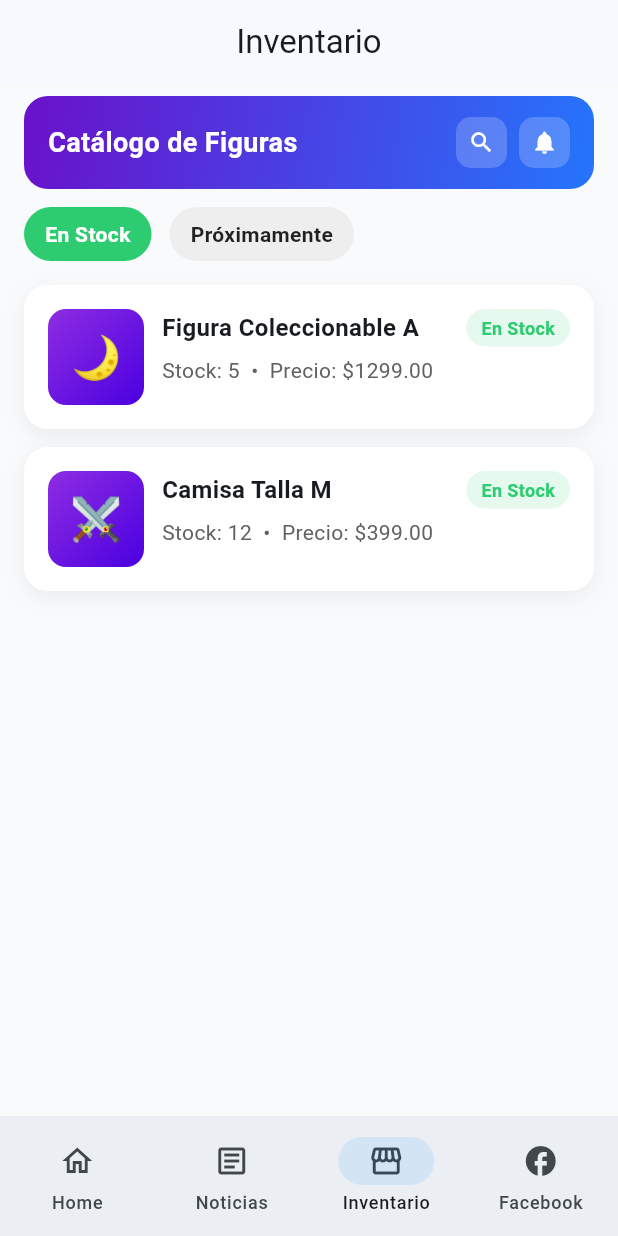
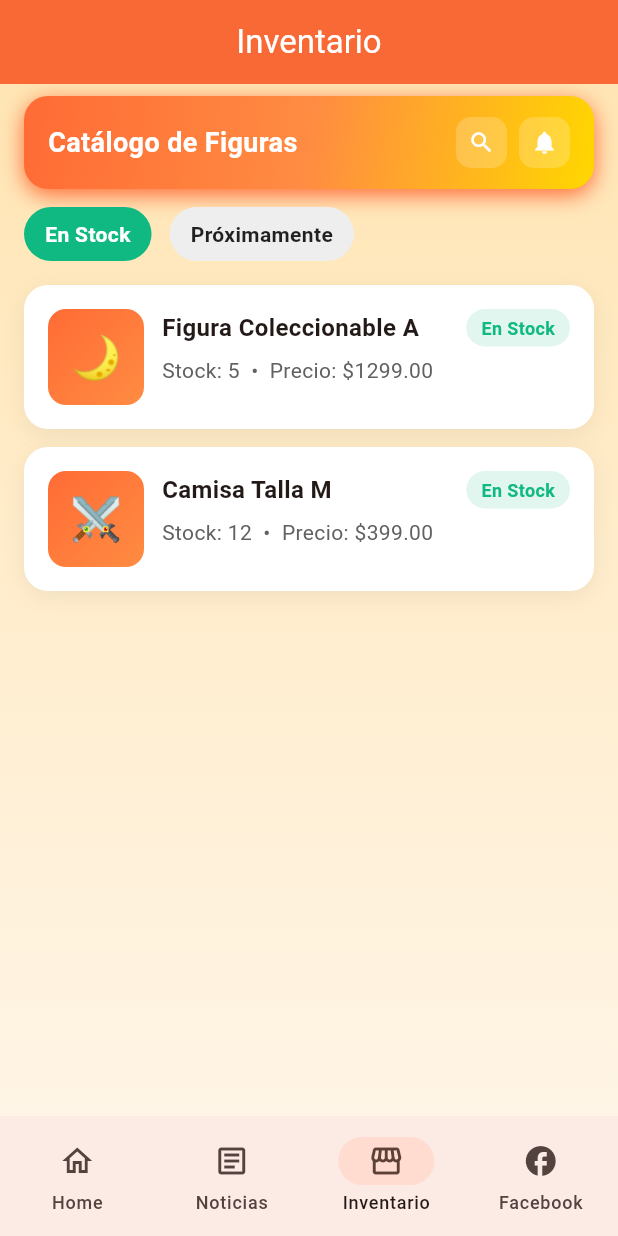
Before and after one commit to ImHungryOfPower/kamehouselaguna, a Flutter app: the screen it shows after launch, item 3 of the bottom bar chosen, after a tap on "En Stock", on a phone screen of 412 x 824 dp. Run offline on Flutter 3.47's test engine with Material 3 defaults, Android fonts, the phone set to English and light mode, and no system bars; our stand-ins replace flutter_riverpod.

Commit message:
Orange themed app

```diff
--- a/lib/pages/facebook_page.dart
+++ b/lib/pages/facebook_page.dart
@@ -42,19 +42,40 @@ class _FacebookPageState extends State<FacebookPage> with SingleTickerProviderSt
   @override
   Widget build(BuildContext context) {
     return Scaffold(
-      backgroundColor: const Color(0xFFF8F9FA),
-      body: SafeArea(
+      body: Container(
+        decoration: const BoxDecoration(
+          gradient: LinearGradient(
+            begin: Alignment.topCenter,
+            end: Alignment.bottomCenter,
+            colors: [
+              Color(0xFFFFE5B4), // Naranja crema
+              Color(0xFFFFF5E6), // Crema suave
+            ],
+          ),
+        ),
+        child: SafeArea(
         child: Column(
           children: [
-            // Header with Facebook gradient
+            // Header con estilo DBZ
             Container(
               padding: const EdgeInsets.symmetric(horizontal: 20, vertical: 16),
               decoration: const BoxDecoration(
                 gradient: LinearGradient(
                   begin: Alignment.topLeft,
                   end: Alignment.bottomRight,
-                  colors: [Color(0xFF4267B2), Color(0xFF365899)],
+                  colors: [
+                    Color(0xFFFF6B35), // Naranja DBZ
+                    Color(0xFFFF8C42),
+                    Color(0xFFFFD700), // Dorado
+                  ],
                 ),
+                boxShadow: [
+                  BoxShadow(
+                    color: Color(0xFFFF6B35),
+                    blurRadius: 12,
+                    offset: Offset(0, 4),
+                  ),
+                ],
               ),
               child: Row(
                 mainAxisAlignment: MainAxisAlignment.spaceBetween,
@@ -138,6 +159,7 @@ class _FacebookPageState extends State<FacebookPage> with SingleTickerProviderSt
               ),
             ),
           ],
+        ),
         ),
       ),
     );
--- a/lib/pages/home_screen.dart
+++ b/lib/pages/home_screen.dart
@@ -46,26 +46,40 @@ class _HomeScreenState extends State<HomeScreen> with SingleTickerProviderStateM
         gradient: LinearGradient(
           begin: Alignment.topCenter,
           end: Alignment.bottomCenter,
-          colors: [Color(0xFFF8F9FA), Color(0xFFFFFFFF), Color(0xFFF0F4F8)],
+          colors: [
+            Color(0xFFFFE5B4), // Naranja crema claro
+            Color(0xFFFFD699), // Naranja pastel
+            Color(0xFFFFE5B4), // Naranja crema claro
+          ],
         ),
       ),
       child: SafeArea(
         child: Column(
           children: [
-            // Header with enhanced gradient and shadow
+            // Header with Dragon Ball Z gradient
             Container(
               padding: const EdgeInsets.symmetric(horizontal: 20, vertical: 16),
               decoration: BoxDecoration(
                 gradient: const LinearGradient(
-                  begin: Alignment(-1.2, -1.2),
-                  end: Alignment(1.2, 1.2),
-                  colors: [Color(0xFFFF6B35), Color(0xFFFF8C42), Color(0xFF004E89), Color(0xFF003366)],
+                  begin: Alignment.topLeft,
+                  end: Alignment.bottomRight,
+                  colors: [
+                    Color(0xFFFF6B35), // Naranja Dragon Ball
+                    Color(0xFFFF8C42), // Naranja claro
+                    Color(0xFFFFB347), // Naranja dorado
+                    Color(0xFFFFD700), // Dorado Super Saiyan
+                  ],
                 ),
                 boxShadow: [
                   BoxShadow(
-                    color: const Color(0xFFFF6B35).withOpacity(0.4),
-                    blurRadius: 16,
-                    offset: const Offset(0, 6),
+                    color: const Color(0xFFFF6B35).withOpacity(0.5),
+                    blurRadius: 20,
+                    offset: const Offset(0, 8),
+                  ),
+                  BoxShadow(
+                    color: const Color(0xFFFFD700).withOpacity(0.3),
+                    blurRadius: 30,
+                    offset: const Offset(0, 10),
                   ),
                 ],
               ),
@@ -205,7 +219,7 @@ class _HomeScreenState extends State<HomeScreen> with SingleTickerProviderStateM
                       gradient: const LinearGradient(
                         begin: Alignment.topLeft,
                         end: Alignment.bottomRight,
-                        colors: [Color(0xFF8B5CF6), Color(0xFF6D28D9), Color(0xFF5B21B6)],
+                        colors: [Color(0xFFFF6B35), Color(0xFFFF8C42), Color(0xFFFF9E57)], // Naranja DBZ
                       ),
                       onTap: () => widget.onNavigate(2), // Navigate to Inventario
                     ),
@@ -216,7 +230,7 @@ class _HomeScreenState extends State<HomeScreen> with SingleTickerProviderStateM
                       gradient: const LinearGradient(
                         begin: Alignment.topLeft,
                         end: Alignment.bottomRight,
-                        colors: [Color(0xFFFB923C), Color(0xFFF97316), Color(0xFFEA580C)],
+                        colors: [Color(0xFFFFD700), Color(0xFFFFB347), Color(0xFFFFA500)], // Dorado Super Saiyan
                       ),
                       onTap: () => widget.onNavigate(1), // Navigate to Noticias
                     ),
@@ -227,7 +241,7 @@ class _HomeScreenState extends State<HomeScreen> with SingleTickerProviderStateM
                       gradient: const LinearGradient(
                         begin: Alignment.topLeft,
                         end: Alignment.bottomRight,
-                        colors: [Color(0xFF3B82F6), Color(0xFF2563EB), Color(0xFF1D4ED8)],
+                        colors: [Color(0xFF0EA5E9), Color(0xFF0284C7), Color(0xFF0369A1)], // Azul Ki
                       ),
                       onTap: () => widget.onNavigate(3), // Navigate to Facebook
                     ),
@@ -238,7 +252,7 @@ class _HomeScreenState extends State<HomeScreen> with SingleTickerProviderStateM
                       gradient: const LinearGradient(
                         begin: Alignment.topLeft,
                         end: Alignment.bottomRight,
-                        colors: [Color(0xFF64748B), Color(0xFF475569), Color(0xFF334155)],
+                        colors: [Color(0xFFEF4444), Color(0xFFDC2626), Color(0xFFB91C1C)], // Rojo Kaio-ken
                       ),
                       onTap: () {
                         // No navigation for Ajustes
--- a/lib/pages/inventory_page.dart
+++ b/lib/pages/inventory_page.dart
@@ -48,7 +48,18 @@ class _InventoryPageState extends ConsumerState<InventoryPage> with SingleTicker
                 return AnimatedBuilder(
                     animation: _animController,
                     builder: (context, child) {
-                        return Column(
+                        return Container(
+                          decoration: const BoxDecoration(
+                            gradient: LinearGradient(
+                              begin: Alignment.topCenter,
+                              end: Alignment.bottomCenter,
+                              colors: [
+                                Color(0xFFFFE5B4), // Naranja crema
+                                Color(0xFFFFF5E6), // Crema suave
+                              ],
+                            ),
+                          ),
+                          child: Column(
                             children: [
                                 const SizedBox(height: 8),
                                 _CatalogHeaderBar(animation: _animController),
@@ -78,12 +89,35 @@ class _InventoryPageState extends ConsumerState<InventoryPage> with SingleTicker
                                     ),
                                 ),
                             ],
+                          ),
                         );
                     },
                 );
             },
-            loading: () => const Center(child: CircularProgressIndicator()),
-            error: (e, st) => Center(child: Text('Error al cargar inventario\n$e')),
+            loading: () => Container(
+              decoration: const BoxDecoration(
+                gradient: LinearGradient(
+                  begin: Alignment.topCenter,
+                  end: Alignment.bottomCenter,
+                  colors: [Color(0xFFFFE5B4), Color(0xFFFFF5E6)],
+                ),
+              ),
+              child: const Center(
+                child: CircularProgressIndicator(
+                  valueColor: AlwaysStoppedAnimation<Color>(Color(0xFFFF6B35)),
+                ),
+              ),
+            ),
+            error: (e, st) => Container(
+              decoration: const BoxDecoration(
+                gradient: LinearGradient(
+                  begin: Alignment.topCenter,
+                  end: Alignment.bottomCenter,
+                  colors: [Color(0xFFFFE5B4), Color(0xFFFFF5E6)],
+                ),
+              ),
+              child: Center(child: Text('Error al cargar inventario\n$e')),
+            ),
         );
     }
 }
@@ -113,9 +147,16 @@ class _CatalogHeaderBar extends StatelessWidget {
                 gradient: LinearGradient(
                     begin: Alignment.topLeft,
                     end: Alignment.bottomRight,
-                    colors: [Color(0xFF6A11CB), Color(0xFF2575FC)],
+                    colors: [Color(0xFFFF6B35), Color(0xFFFF8C42), Color(0xFFFFD700)], // Naranja a Dorado DBZ
                 ),
                 borderRadius: BorderRadius.all(Radius.circular(16)),
+                boxShadow: [
+                  BoxShadow(
+                    color: Color(0xFFFF6B35),
+                    blurRadius: 12,
+                    offset: Offset(0, 4),
+                  ),
+                ],
             ),
             child: Row(
                 mainAxisAlignment: MainAxisAlignment.spaceBetween,
@@ -185,14 +226,14 @@ class _FilterChips extends StatelessWidget {
                     _ChoicePill(
                         label: 'En Stock',
                         selected: filter == 'in_stock',
-                        color: const Color(0xFF2ECC71),
+                        color: const Color(0xFF10B981), // Verde Namek
                         onTap: () => onChanged('in_stock'),
                     ),
                     const SizedBox(width: 12),
                     _ChoicePill(
                         label: 'Próximamente',
                         selected: filter == 'upcoming',
-                        color: const Color(0xFFFF9F43),
+                        color: const Color(0xFFFFD700), // Dorado Super Saiyan
                         onTap: () => onChanged('upcoming'),
                     ),
                 ],
@@ -301,10 +342,10 @@ class _CatalogCard extends StatelessWidget {
                                                     ),
                                                 ),
                                             ),
-                                            _StatusPill(
-                                                label: inStock ? 'En Stock' : 'Próximamente',
-                                                color: inStock ? const Color(0xFF2ECC71) : const Color(0xFFFF9F43),
-                                            ),
+                            _StatusPill(
+                                label: inStock ? 'En Stock' : 'Próximamente',
+                                color: inStock ? const Color(0xFF10B981) : const Color(0xFFFFD700),
+                            ),
                                         ],
                                     ),
                                     const SizedBox(height: 6),
@@ -350,7 +391,7 @@ class _EmojiThumb extends StatelessWidget {
                 gradient: LinearGradient(
                     begin: Alignment.topLeft,
                     end: Alignment.bottomRight,
-                    colors: [Color(0xFF8E2DE2), Color(0xFF4A00E0)],
+                    colors: [Color(0xFFFF6B35), Color(0xFFFF8C42)], // Naranja Dragon Ball
                 ),
             ),
             child: Center(
--- a/lib/pages/news_page.dart
+++ b/lib/pages/news_page.dart
@@ -39,7 +39,11 @@ class _NewsPageState extends ConsumerState<NewsPage> with SingleTickerProviderSt
         gradient: LinearGradient(
           begin: Alignment.topCenter,
           end: Alignment.bottomCenter,
-          colors: [Color(0xFFF8F9FA), Color(0xFFFFFFFF)],
+          colors: [
+            Color(0xFFFFE5B4), // Naranja crema
+            Color(0xFFFFF5E6), // Crema suave
+            Color(0xFFFFE5B4), // Naranja crema
+          ],
         ),
       ),
       child: asyncNews.when(
--- a/lib/pages/product_detail_page.dart
+++ b/lib/pages/product_detail_page.dart
@@ -22,8 +22,18 @@ class _ProductDetailPageState extends State<ProductDetailPage> {
     Widget build(BuildContext context) {
         final inStock = widget.product.stock > 0;
         return Scaffold(
-            backgroundColor: const Color(0xFFF8F9FA),
-            body: SafeArea(
+            body: Container(
+                decoration: const BoxDecoration(
+                    gradient: LinearGradient(
+                        begin: Alignment.topCenter,
+                        end: Alignment.bottomCenter,
+                        colors: [
+                            Color(0xFFFFE5B4), // Naranja crema
+                            Color(0xFFFFF5E6), // Crema suave
+                        ],
+                    ),
+                ),
+                child: SafeArea(
                 child: Column(
                     children: [
                         _buildHeader(context),
@@ -43,6 +53,7 @@ class _ProductDetailPageState extends State<ProductDetailPage> {
                         _buildBottomBar(),
                     ],
                 ),
+                ),
             ),
         );
     }
@@ -56,7 +67,7 @@ class _ProductDetailPageState extends State<ProductDetailPage> {
                 gradient: LinearGradient(
                     begin: Alignment.topLeft,
                     end: Alignment.bottomRight,
-                    colors: [Color(0xFFFF6B35), Color(0xFF004E89)],
+                    colors: [Color(0xFFFF6B35), Color(0xFFFF8C42), Color(0xFFFFD700)], // Naranja a Dorado DBZ
                 ),
             ),
             child: Row(
@@ -118,7 +129,7 @@ class _ProductDetailPageState extends State<ProductDetailPage> {
                 gradient: LinearGradient(
                     begin: Alignment.topLeft,
                     end: Alignment.bottomRight,
-                    colors: [Color(0xFF667EEA), Color(0xFF764BA2)],
+                    colors: [Color(0xFFFF6B35), Color(0xFFFF8C42), Color(0xFFFFB347)], // Naranja Dragon Ball
                 ),
             ),
             child: Stack(
@@ -152,7 +163,7 @@ class _ProductDetailPageState extends State<ProductDetailPage> {
                         child: Container(
                             padding: const EdgeInsets.symmetric(horizontal: 12, vertical: 6),
                             decoration: BoxDecoration(
-                                color: inStock ? const Color(0xFFFF4444) : const Color(0xFFFF9800),
+                                color: inStock ? const Color(0xFFEF4444) : const Color(0xFFFFD700), // Rojo Kaio-ken / Dorado
                                 borderRadius: BorderRadius.circular(20),
                             ),
                             child: Text(
@@ -193,13 +204,13 @@ class _ProductDetailPageState extends State<ProductDetailPage> {
                     Container(
                         padding: const EdgeInsets.symmetric(horizontal: 16, vertical: 8),
                         decoration: BoxDecoration(
-                            color: inStock ? const Color(0xFFE6FFFA) : const Color(0xFFFED7AA),
+                            color: inStock ? const Color(0xFFD1FAE5) : const Color(0xFFFEF3C7), // Verde/Amarillo pastel
                             borderRadius: BorderRadius.circular(20),
                         ),
                         child: Text(
                             inStock ? 'En Stock' : 'Próximamente',
                             style: TextStyle(
-                                color: inStock ? const Color(0xFF38A169) : const Color(0xFFC05621),
+                                color: inStock ? const Color(0xFF10B981) : const Color(0xFFFF8C42), // Verde Namek / Naranja
                                 fontSize: 14,
                                 fontWeight: FontWeight.w600,
                             ),
--- a/lib/theme.dart
+++ b/lib/theme.dart
@@ -1,9 +1,20 @@
 import 'package:flutter/material.dart';
 
+/// 🐉 Tema inspirado en Dragon Ball Z
+/// Colores vibrantes y energéticos como el anime
 class AppTheme {
-  static const primary = Color(0xFF0EA5E9); // azul cielo
-  static const secondary = Color(0xFFF97316); // naranja
-  static const neutral = Color(0xFF0F172A); // gris-azul oscuro
+  // Paleta Dragon Ball Z
+  static const dragonOrange = Color(0xFFFF6B35); // Naranja Goku
+  static const superSaiyanGold = Color(0xFFFFD700); // Dorado Super Saiyan
+  static const kiBlue = Color(0xFF0EA5E9); // Azul energía
+  static const kaioRed = Color(0xFFEF4444); // Rojo Kaio-ken
+  static const namekGreen = Color(0xFF10B981); // Verde Namek
+  static const capsulePurple = Color(0xFF8B5CF6); // Morado Capsule Corp
+
+  // Colores principales del tema
+  static const primary = dragonOrange;
+  static const secondary = superSaiyanGold;
+  static const accent = kiBlue;
 
   static ThemeData get light => ThemeData(
         colorScheme: ColorScheme.fromSeed(
@@ -13,27 +24,50 @@ class AppTheme {
           brightness: Brightness.light,
         ),
         useMaterial3: true,
-        scaffoldBackgroundColor: const Color(0xFFF8FAFC),
-        appBarTheme: const AppBarTheme(centerTitle: true),
-        // 👇 Aquí estaba el problema: usar CardThemeData en lugar de CardTheme
+        scaffoldBackgroundColor: const Color(0xFFFFF5E6), // Fondo crema anaranjado suave
+        appBarTheme: const AppBarTheme(
+          centerTitle: true,
+          backgroundColor: dragonOrange,
+          foregroundColor: Colors.white,
+          elevation: 2,
+        ),
         cardTheme: CardThemeData(
-          elevation: 1,
+          elevation: 3,
           margin: const EdgeInsets.symmetric(horizontal: 12, vertical: 8),
           shape: RoundedRectangleBorder(
-            borderRadius: BorderRadius.circular(16),
+            borderRadius: BorderRadius.circular(20),
           ),
+          shadowColor: dragonOrange.withOpacity(0.3),
         ),
         filledButtonTheme: FilledButtonThemeData(
           style: ButtonStyle(
+            backgroundColor: const WidgetStatePropertyAll(dragonOrange),
             shape: WidgetStatePropertyAll(RoundedRectangleBorder(borderRadius: BorderRadius.circular(12))),
             padding: const WidgetStatePropertyAll(EdgeInsets.symmetric(horizontal: 14, vertical: 10)),
             textStyle: const WidgetStatePropertyAll(TextStyle(fontWeight: FontWeight.w700)),
+            elevation: const WidgetStatePropertyAll(4),
           ),
         ),
-        chipTheme: const ChipThemeData(
-          labelStyle: TextStyle(fontWeight: FontWeight.w600),
-          padding: EdgeInsets.symmetric(horizontal: 8, vertical: 0),
-          side: BorderSide(color: Color(0xFFE2E8F0)),
+        elevatedButtonTheme: ElevatedButtonThemeData(
+          style: ButtonStyle(
+            backgroundColor: const WidgetStatePropertyAll(dragonOrange),
+            foregroundColor: const WidgetStatePropertyAll(Colors.white),
+            elevation: const WidgetStatePropertyAll(4),
+            shape: WidgetStatePropertyAll(RoundedRectangleBorder(borderRadius: BorderRadius.circular(12))),
+          ),
+        ),
+        chipTheme: ChipThemeData(
+          labelStyle: const TextStyle(fontWeight: FontWeight.w600),
+          padding: const EdgeInsets.symmetric(horizontal: 8, vertical: 0),
+          side: BorderSide(color: dragonOrange.withOpacity(0.3)),
+          backgroundColor: superSaiyanGold.withOpacity(0.1),
+        ),
+        floatingActionButtonTheme: const FloatingActionButtonThemeData(
+          backgroundColor: dragonOrange,
+          foregroundColor: Colors.white,
+        ),
+        progressIndicatorTheme: const ProgressIndicatorThemeData(
+          color: dragonOrange,
         ),
       );
 }
```
Also changed, not shown: 9 other files.
